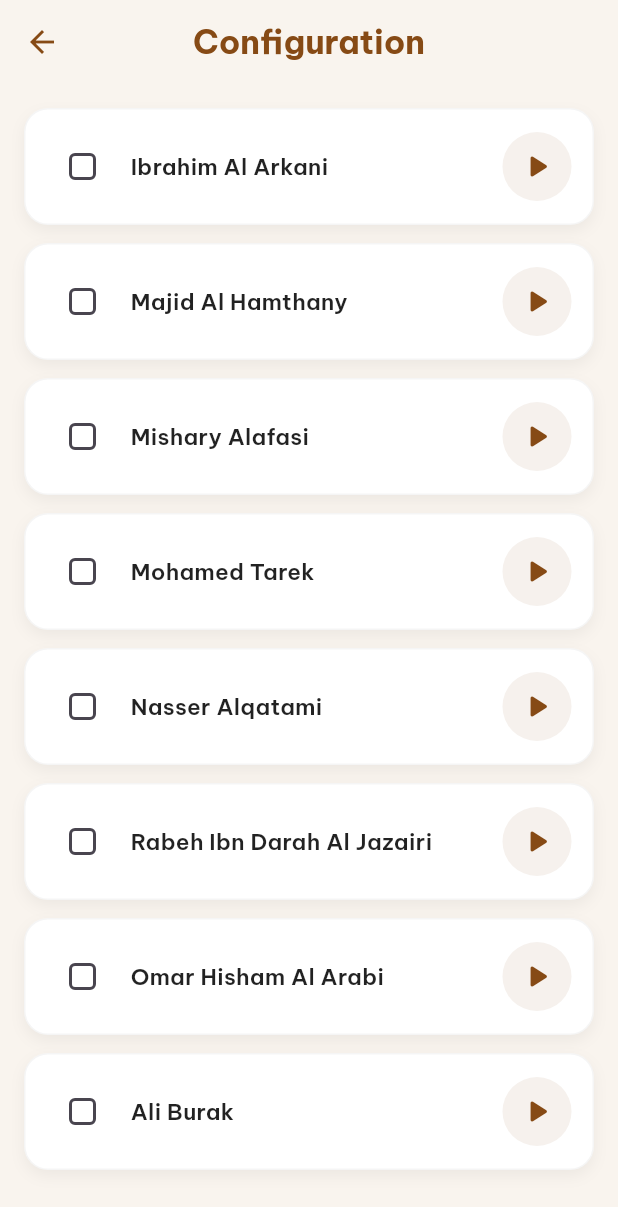
After one commit to Ahmedbannour/muslim_proj, a Flutter app: the ConfigWidget screen opened directly, after a tap on "تغيير المؤذن", on a phone screen of 412 x 824 dp. The commit adds this screen. Shown: the top 1207 px of the screen. Run offline on Flutter 3.47's test engine with Material 3 defaults, Android fonts, the phone set to English and light mode, and no system bars; our stand-ins replace dio, dotted_border, dropdown_button2, flutter_compass, flutter_local_notifications, flutter_svg and 16 more; missing offline and left inert: flutter_multi_select_items, workmanager; accounts and stored records are empty; network calls fail; project files that could hold a hidden picture were left out.

Commit message:
complete prayer notification (config)

```diff
--- a/lib/Widgets/ConfigWidget.dart
+++ b/lib/Widgets/ConfigWidget.dart
@@ -4,9 +4,12 @@ import 'package:flutter/material.dart';
 import 'package:flutter_svg/flutter_svg.dart';
 import 'package:google_fonts/google_fonts.dart';
 import 'package:hive/hive.dart';
+import 'package:just_audio/just_audio.dart';
 import 'package:muslim_proj/Constants.dart';
 import 'package:muslim_proj/Services/ConfigService.dart';
 import 'package:muslim_proj/Services/NotifsService.dart';
+import 'package:muslim_proj/Widgets/Configuration/AdhanConfiguration.dart';
+import 'package:muslim_proj/Widgets/Configuration/AdhanItem.dart';
 import 'package:muslim_proj/Widgets/HorsLigneConfig.dart';
 import 'package:provider/provider.dart';
 import 'package:shimmer/shimmer.dart';
@@ -159,17 +162,59 @@ class _ConfigWidgetState extends State<ConfigWidget> {
   final GlobalKey<FormFieldState<dynamic>> dropdownKeyTafsir = GlobalKey<FormFieldState<dynamic>>();
   final GlobalKey<FormFieldState<dynamic>> dropdownKeyTajweedSurah = GlobalKey<FormFieldState<dynamic>>();
   final GlobalKey<FormFieldState<dynamic>> dropdownKeyTajweedAyahs = GlobalKey<FormFieldState<dynamic>>();
+  final GlobalKey<FormFieldState<dynamic>> dropdownKeyAdhan = GlobalKey<FormFieldState<dynamic>>();
 
 
   String? tafsirId;
   String? tajweedAyahId;
   String? tajweedSurahId;
+  String? adhanAuteurId;
+
   TextEditingController searchContentTafsir = TextEditingController();
   TextEditingController searchContentTajweedSurah = TextEditingController();
   TextEditingController searchContentTajweedAyah = TextEditingController();
+  TextEditingController searchContentAdhan = TextEditingController();
+  final AudioPlayer _player = AudioPlayer();
+  String? _playingValue;
 
   bool isNotifActive = false;
   var box = Hive.box('muslim_proj');
+
+
+  List<Map<String,dynamic>> adhanList = [
+    {
+      "auteur" : "Ibrahim Al Arkani",
+      "value" : "ibrahim_al_arkani"
+    },
+    {
+      "auteur" : "Majid Al Hamthany",
+      "value" : "majid_al_hamthany"
+    },
+    {
+      "auteur" : "Mishary Alafasi",
+      "value" : "mishary_alafasi"
+    },
+    {
+      "auteur" : "Mohamed Tarek",
+      "value" : "mohamed_tarek"
+    },
+    {
+      "auteur" : "Nasser Alqatami",
+      "value" : "nasser_alqatami"
+    },
+    {
+      "auteur" : "Rabeh Ibn Darah Al Jazairi",
+      "value" : "rabeh_ibn_darah_al_jazairi"
+    },
+    {
+      "auteur" : "Omar Hisham Al Arabi",
+      "value" : "omar_hisham_al_arabi"
+    },
+    {
+      "auteur" : "Ali Burak",
+      "value" : "tounsi_ali_burak"
+    },
+  ];
 
 
   @override
@@ -186,7 +231,16 @@ class _ConfigWidgetState extends State<ConfigWidget> {
     tafsirId = box.get("tafsirId");
     tajweedSurahId = box.get("tajweedSurahId");
     tajweedAyahId = box.get("tajweedAyahId");
+    adhanAuteurId = box.get("adhanAuteurId");
+  }
 
+
+
+
+  @override
+  void dispose() {
+    _player.dispose();
+    super.dispose();
   }
 
   @override
@@ -1034,6 +1088,46 @@ class _ConfigWidgetState extends State<ConfigWidget> {
 
                   SizedBox(height: 16),
 
+
+                  SizedBox(height: 16),
+
+
+                  Row(
+                    children: [
+                      Expanded(
+                        child: GestureDetector(
+                          onTap: () async{
+                            await Navigator.push(context, MaterialPageRoute(builder: (context) => AdhanConfiguration(adhanList : adhanList)));
+                          },
+                          child: AnimatedContainer(
+                            duration: const Duration(milliseconds: 200),
+                            decoration: BoxDecoration(
+                              color: KPrimaryColor,
+                              borderRadius: BorderRadius.circular(16),
+                            ),
+                            child: Padding(
+                              padding: EdgeInsets.all(16),
+                              child: Center(
+                                child: Text(
+                                  'تغيير المؤذن',
+                                  style: GoogleFonts.zain(
+                                    fontSize: 18,
+                                    fontWeight: FontWeight.bold,
+                                    color: Colors.white,
+                                    height: 1.6,
+                                  ),
+                                ),
+                              ),
+                            ),
+                          ),
+                        ),
+                      ),
+                    ],
+                  ),
+
+
+                  SizedBox(height: 16),
+
                   Row(
                     children: [
                       Expanded(
@@ -1054,6 +1148,7 @@ class _ConfigWidgetState extends State<ConfigWidget> {
                                   'Mode hors ligne',
                                   style: GoogleFonts.beVietnamPro(
                                       fontWeight: FontWeight.bold,
+                                      fontSize: 18,
                                       color: Colors.white
                                   ),
                                 ),
@@ -1064,13 +1159,19 @@ class _ConfigWidgetState extends State<ConfigWidget> {
                       ),
                     ],
                   ),
+
                   SizedBox(height: 16),
 
-                GestureDetector(
-                  onTap: (){
-                    NotifsService().showNotification(
+                  Row(
+                    children: [
+                      Expanded(
+                        child: GestureDetector(
+                          onTap: ()async{
+                            NotifsService.schedule(
                               title: 'prayer Notif',
                               body: 'prayer notif cchannel',
+                              id: 0,
+                              dateTime: DateTime.now().add(Duration(minutes: 1)),
                             );
                           },
                           child: AnimatedContainer(
@@ -1081,11 +1182,15 @@ class _ConfigWidgetState extends State<ConfigWidget> {
                             ),
                             child: Padding(
                               padding: EdgeInsets.all(16),
+                              child: Center(
                                 child: Text(
-                        'show notificaition',
+                                  'Test notifications',
                                   style: GoogleFonts.beVietnamPro(
                                       fontWeight: FontWeight.bold,
+                                      fontSize: 18,
                                       color: Colors.white
+                                  ),
+                                ),
                               ),
                             ),
                           ),
@@ -1093,11 +1198,15 @@ class _ConfigWidgetState extends State<ConfigWidget> {
                       ),
                     ],
                   ),
+
+                ],
+              ),
             ),
           ),
         )
     );
   }
+
 
   Future<List<Map<String, dynamic>>> getTafsirList()async{
     return await Provider.of<ConfigService>(context , listen: false).getTafsirList();
--- /dev/null
+++ b/lib/Widgets/Configuration/AdhanConfiguration.dart
@@ -0,0 +1,180 @@
+import 'package:flutter/material.dart';
+import 'package:google_fonts/google_fonts.dart';
+import 'package:hive/hive.dart';
+import 'package:just_audio/just_audio.dart';
+import 'package:muslim_proj/Constants.dart';
+import 'package:muslim_proj/Widgets/Configuration/AdhanItem.dart';
+
+class AdhanConfiguration extends StatefulWidget {
+  final List<Map<String, dynamic>> adhanList;
+  const AdhanConfiguration({super.key, required this.adhanList});
+
+  @override
+  State<AdhanConfiguration> createState() => _AdhanConfigurationState();
+}
+
+class _AdhanConfigurationState extends State<AdhanConfiguration> {
+  final AudioPlayer _player = AudioPlayer();
+
+  String? _playingValue; // L'audio actuellement sélectionné
+  String? _selectedValue; // L'audio sélectionné par checkbox
+  bool _isPlayerPlaying = false; // État réel du player
+  var box = Hive.box('muslim_proj');
+
+  Duration _position = Duration.zero;
+  Duration _duration = Duration.zero;
+
+  @override
+  void initState() {
+    super.initState();
+
+    if(box.get('adhanAuteurId') != null){
+      _selectedValue = box.get('adhanAuteurId');
+    }
+    // 🎵 Écoute de la position
+    _player.positionStream.listen((p) {
+      if (mounted) {
+        setState(() => _position = p);
+      }
+    });
+
+    // ⏱ Écoute de la durée totale
+    _player.durationStream.listen((d) {
+      if (d != null && mounted) {
+        setState(() => _duration = d);
+      }
+    });
+
+    // 🔄 ÉCOUTE CRITIQUE DE L'ÉTAT DU PLAYER
+    _player.playingStream.listen((playing) {
+      if (mounted) {
+        setState(() {
+          _isPlayerPlaying = playing;
+        });
+      }
+    });
+
+    // 🏁 Écoute de la fin de l'audio
+    _player.processingStateStream.listen((state) {
+      if (state == ProcessingState.completed && mounted) {
+        setState(() {
+          _playingValue = null;
+          _isPlayerPlaying = false;
+          _position = Duration.zero;
+          _duration = Duration.zero;
+        });
+      }
+    });
+  }
+
+  Future<void> _togglePlay(String value) async {
+    try {
+      // CAS 1: Même audio - Toggle Play/Pause
+      if (_playingValue == value) {
+        if (_isPlayerPlaying) {
+          // ⏸ Mettre en pause
+          await _player.pause();
+        } else {
+          // ▶️ Reprendre la lecture
+          await _player.play();
+        }
+        return;
+      }
+
+      // CAS 2: Nouvel audio - Charger et jouer
+      setState(() {
+        _playingValue = value;
+        _selectedValue = value;
+        _isPlayerPlaying = true; // Anticiper l'état
+      });
+
+      // Arrêter l'audio précédent
+      await _player.stop();
+
+      // Charger le nouveau fichier
+      await _player.setAsset('assets/audio/$value.mp3');
+
+      // Jouer
+      await _player.play();
+
+    } catch (e) {
+      debugPrint('❌ Erreur: $e');
+
+      if (mounted) {
+        setState(() {
+          _playingValue = null;
+          _isPlayerPlaying = false;
+        });
+
+        ScaffoldMessenger.of(context).showSnackBar(
+          SnackBar(
+            content: Text('Erreur de lecture de l\'audio'),
+            backgroundColor: Colors.red,
+            duration: const Duration(seconds: 2),
+          ),
+        );
+      }
+    }
+  }
+
+  Future<void> _seek(double seconds) async {
+    try {
+      await _player.seek(Duration(seconds: seconds.toInt()));
+    } catch (e) {
+      debugPrint('❌ Erreur seek: $e');
+    }
+  }
+
+  @override
+  void dispose() {
+    _player.dispose();
+    super.dispose();
+  }
+
+  @override
+  Widget build(BuildContext context) {
+    return Scaffold(
+      backgroundColor: KBackgroundColor,
+      appBar: AppBar(
+        backgroundColor: KBackgroundColor,
+        centerTitle: true,
+        foregroundColor: KPrimaryColor,
+        surfaceTintColor: KBackgroundColor,
+        title: Text(
+          "Configuration",
+          style: GoogleFonts.beVietnamPro(fontWeight: FontWeight.bold),
+        ),
+      ),
+      body: SafeArea(
+        child: ListView.builder(
+          padding: const EdgeInsets.all(16),
+          itemCount: widget.adhanList.length,
+          itemBuilder: (context, index) {
+            final item = widget.adhanList[index];
+            final value = item['value'];
+            final isCurrentAudio = _playingValue == value;
+
+            return AdhanItem(
+              auteur: item['auteur'],
+              // ✅ IMPORTANT: Utiliser _isPlayerPlaying seulement si c'est l'audio actuel
+              isPlaying: isCurrentAudio && _isPlayerPlaying,
+              isSelected: _selectedValue == value,
+              position: isCurrentAudio ? _position : Duration.zero,
+              duration: isCurrentAudio ? _duration : Duration.zero,
+              onPlayPause: () => _togglePlay(value),
+              onSelect: () {
+                setState(() => _selectedValue = value);
+                box.put("adhanAuteurId", value);
+              },
+              onSeek: (seconds) {
+                if (isCurrentAudio) {
+                  _seek(seconds);
+                }
+              },
+            );
+          },
+        ),
+      ),
+    );
+  }
+}
--- /dev/null
+++ b/lib/Widgets/Configuration/AdhanItem.dart
@@ -0,0 +1,169 @@
+import 'package:flutter/material.dart';
+import 'package:google_fonts/google_fonts.dart';
+import 'package:muslim_proj/Constants.dart';
+
+class AdhanItem extends StatelessWidget {
+  final String auteur;
+  final bool isPlaying;
+  final bool isSelected;
+  final Duration position;
+  final Duration duration;
+  final VoidCallback onPlayPause;
+  final VoidCallback onSelect;
+  final ValueChanged<double> onSeek;
+
+  const AdhanItem({
+    super.key,
+    required this.auteur,
+    required this.isPlaying,
+    required this.isSelected,
+    required this.position,
+    required this.duration,
+    required this.onPlayPause,
+    required this.onSelect,
+    required this.onSeek,
+  });
+
+  String _formatDuration(Duration d) {
+    if (d == Duration.zero) return '00:00';
+    final minutes = d.inMinutes.remainder(60).toString().padLeft(2, '0');
+    final seconds = d.inSeconds.remainder(60).toString().padLeft(2, '0');
+    return '$minutes:$seconds';
+  }
+
+  @override
+  Widget build(BuildContext context) {
+    final hasAudio = duration > Duration.zero || isPlaying;
+
+    return AnimatedContainer(
+      duration: const Duration(milliseconds: 250),
+      curve: Curves.easeInOut,
+      margin: const EdgeInsets.only(bottom: 12),
+      padding: const EdgeInsets.all(14),
+      decoration: BoxDecoration(
+        color: isPlaying
+            ? KPrimaryColor.withOpacity(0.12)
+            : Colors.white,
+        borderRadius: BorderRadius.circular(16),
+        border: isSelected
+            ? Border.all(color: KPrimaryColor, width: 2)
+            : Border.all(color: Colors.grey.withOpacity(0.1), width: 1),
+        boxShadow: [
+          BoxShadow(
+            color: isPlaying
+                ? KPrimaryColor.withOpacity(0.15)
+                : Colors.black.withOpacity(.05),
+            blurRadius: isPlaying ? 12 : 8,
+            offset: const Offset(0, 4),
+          ),
+        ],
+      ),
+      child: Column(
+        children: [
+          Row(
+            children: [
+              // ☑️ CHECKBOX
+              Checkbox(
+                value: isSelected,
+                activeColor: KPrimaryColor,
+                shape: RoundedRectangleBorder(
+                  borderRadius: BorderRadius.circular(4),
+                ),
+                onChanged: (_) => onSelect(),
+              ),
+
+              const SizedBox(width: 8),
+
+              // 📝 Nom de l'auteur
+              Expanded(
+                child: Text(
+                  auteur,
+                  style: GoogleFonts.beVietnamPro(
+                    fontSize: 15,
+                    fontWeight: isPlaying ? FontWeight.w700 : FontWeight.w600,
+                    color: isPlaying ? KPrimaryColor : Colors.black87,
+                  ),
+                ),
+              ),
+
+              const SizedBox(width: 8),
+
+              // ▶️ BOUTON PLAY/PAUSE
+              Material(
+                color: Colors.transparent,
+                child: InkWell(
+                  borderRadius: BorderRadius.circular(30),
+                  onTap: onPlayPause,
+                  child: Container(
+                    padding: const EdgeInsets.all(10),
+                    decoration: BoxDecoration(
+                      color: KPrimaryColor.withOpacity(isPlaying ? 0.15 : 0.08),
+                      shape: BoxShape.circle,
+                    ),
+                    child: Icon(
+                      isPlaying ? Icons.pause_rounded : Icons.play_arrow_rounded,
+                      size: 26,
+                      color: KPrimaryColor,
+                    ),
+                  ),
+                ),
+              ),
+            ],
+          ),
+
+          // 🎵 SLIDER ET DURÉES
+          if (hasAudio) ...[
+            const SizedBox(height: 12),
+
+            // Slider
+            SliderTheme(
+              data: SliderTheme.of(context).copyWith(
+                trackHeight: 3.5,
+                thumbShape: const RoundSliderThumbShape(enabledThumbRadius: 7),
+                overlayShape: const RoundSliderOverlayShape(overlayRadius: 16),
+                activeTrackColor: KPrimaryColor,
+                inactiveTrackColor: KPrimaryColor.withOpacity(0.2),
+                thumbColor: KPrimaryColor,
+                overlayColor: KPrimaryColor.withOpacity(0.2),
+              ),
+              child: Slider(
+                min: 0,
+                max: duration.inSeconds > 0 ? duration.inSeconds.toDouble() : 1,
+                value: duration.inSeconds > 0
+                    ? position.inSeconds.clamp(0, duration.inSeconds).toDouble()
+                    : 0,
+                onChanged: duration.inSeconds > 0 ? onSeek : null,
+              ),
+            ),
+
+            // Durées
+            Padding(
+              padding: const EdgeInsets.symmetric(horizontal: 4),
+              child: Row(
+                mainAxisAlignment: MainAxisAlignment.spaceBetween,
+                children: [
+                  Text(
+                    _formatDuration(position),
+                    style: GoogleFonts.beVietnamPro(
+                      fontSize: 12,
+                      fontWeight: FontWeight.w500,
+                      color: Colors.grey[700],
+                    ),
+                  ),
+                  Text(
+                    _formatDuration(duration),
+                    style: GoogleFonts.beVietnamPro(
+                      fontSize: 12,
+                      fontWeight: FontWeight.w500,
+                      color: Colors.grey[700],
+                    ),
+                  ),
+                ],
+              ),
+            ),
+          ],
+        ],
+      ),
+    );
+  }
+}
--- a/pubspec.yaml
+++ b/pubspec.yaml
@@ -83,6 +83,7 @@ dependencies:
   flutter_local_notifications: ^18.0.1
 
   workmanager: ^0.7.0
+  flutter_timezone: ^4.1.0
 
 dev_dependencies:
   flutter_test:
@@ -110,6 +111,7 @@ flutter:
   assets:
     - assets/images/
     - assets/icons/
+    - assets/audio/
 
   # An image asset can refer to one or more resolution-specific "variants", see
   # https://flutter.dev/to/resolution-aware-images
```
Also changed, not shown: lib/Constants.dart (+8 -8 lines), lib/Services/NotifsService.dart (+23 -48 lines), lib/Services/PrayersInfo.dart (+6 -2 lines), lib/background_tasks.dart (deleted, +0 -133 lines), lib/main.dart (+27 -20 lines), pubspec.lock, 24 other files. Lines whose indentation alone changed are shown as unchanged.
